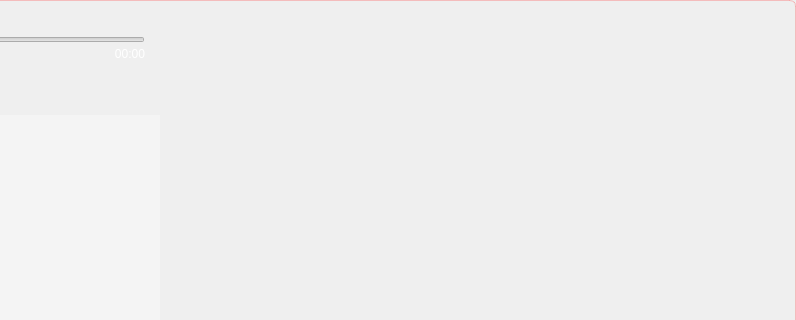
The window that Kugou/Kugou.ui (JiabaoZhu/Kugou) describes before a commit, drawn with Qt 5; both pictures show x 205 to 1001 and y 0 to 320 of the 1001 by 604 pixel window.
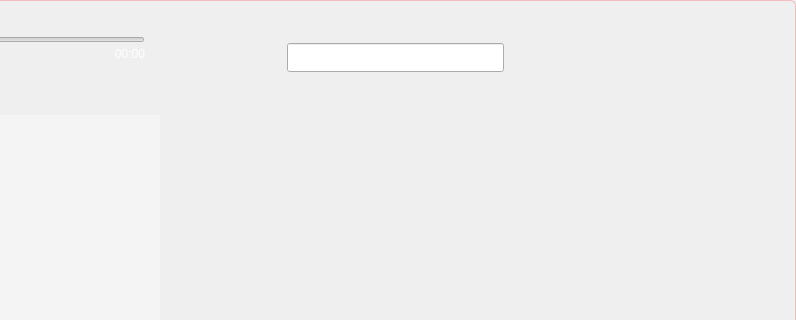
The same window after the commit. Icons and pictures are not drawn. Custom widgets are drawn as their Qt base class.

Diff of the .ui file:
```diff
--- a/Kugou/Kugou.ui
+++ b/Kugou/Kugou.ui
@@ -849,15 +849,24 @@
              <height>115</height>
             </size>
            </property>
+           <layout class="QVBoxLayout" name="verticalLayout_2">
+            <property name="spacing">
+             <number>0</number>
+            </property>
+            <property name="leftMargin">
+             <number>0</number>
+            </property>
+            <property name="topMargin">
+             <number>0</number>
+            </property>
+            <property name="rightMargin">
+             <number>0</number>
+            </property>
+            <property name="bottomMargin">
+             <number>0</number>
+            </property>
+            <item>
            <widget class="QWidget" name="widget_back" native="true">
-            <property name="geometry">
-             <rect>
-              <x>0</x>
-              <y>0</y>
-              <width>636</width>
-              <height>39</height>
-             </rect>
-            </property>
             <property name="minimumSize">
              <size>
               <width>636</width>
@@ -902,7 +911,48 @@
                </property>
                <property name="sizeHint" stdset="0">
                 <size>
-                 <width>466</width>
+                   <width>124</width>
+                   <height>20</height>
+                  </size>
+                 </property>
+                </spacer>
+               </item>
+               <item>
+                <widget class="QLineEdit" name="lineEdit_search">
+                 <property name="minimumSize">
+                  <size>
+                   <width>217</width>
+                   <height>29</height>
+                  </size>
+                 </property>
+                 <property name="maximumSize">
+                  <size>
+                   <width>16777215</width>
+                   <height>29</height>
+                  </size>
+                 </property>
+                 <property name="styleSheet">
+                  <string notr="true">QLineEdit {
+	border-top-width: 1px;
+	border-right-width: 1px;
+	border-bottom-width: 1px;
+	border-left-width: 1px;
+	border-image: url(:/Main/Resources/Main/lineEdit_search_normal.png) 0 10 0 10 stretch stretch;
+}
+QLineEdit:focus {
+	border-image: url(:/Main/Resources/Main/lineEdit_search_focus.png) 0 10 0 10 stretch stretch;
+}</string>
+                 </property>
+                </widget>
+               </item>
+               <item>
+                <spacer name="horizontalSpacer_2">
+                 <property name="orientation">
+                  <enum>Qt::Horizontal</enum>
+                 </property>
+                 <property name="sizeHint" stdset="0">
+                  <size>
+                   <width>124</width>
                  <height>20</height>
                 </size>
                </property>
@@ -1217,6 +1267,8 @@
              </item>
             </layout>
            </widget>
+            </item>
+           </layout>
           </widget>
          </item>
         </layout>
```
Left out of the diff: 3 changed lines with no effect on the pictures. Lines whose indentation alone changed are shown as unchanged.
